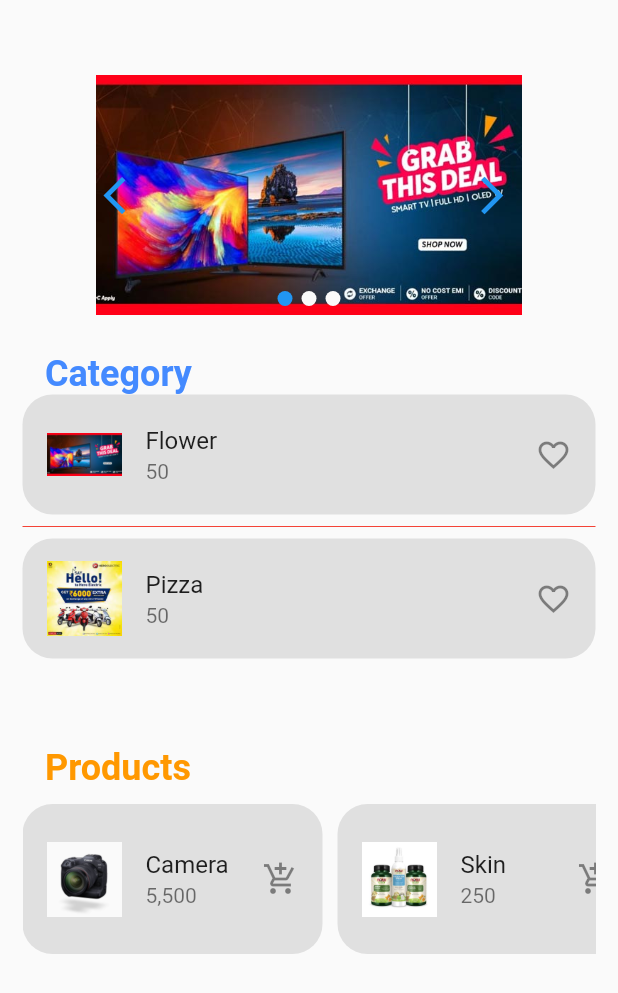
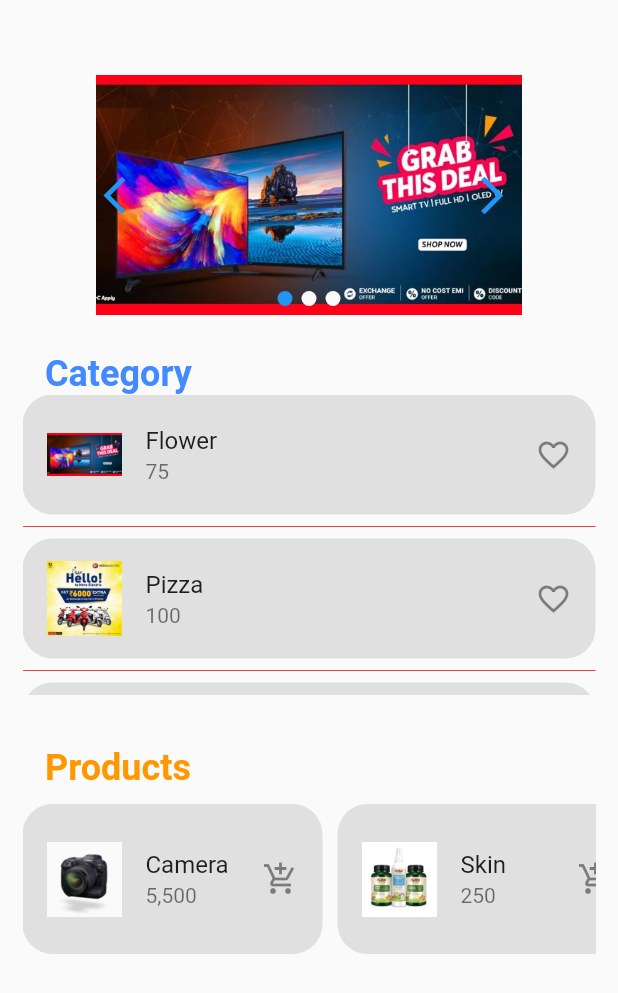
Before and after one commit to hagrasy/amit, a Flutter app: the screen it shows after launch, on a phone screen of 412 x 824 dp. Shown: the top 993 px of the screen. Run offline on Flutter 3.47's test engine with Material 2 defaults, Android fonts, the phone set to English and light mode, and no system bars; drawn by our look-alikes of card_swiper.

Commit message:
Category item add

```diff
--- a/lib/model/item_model.dart
+++ b/lib/model/item_model.dart
@@ -18,12 +18,18 @@ List<ItemProduct> dataItem = [
     pathPic: "assets/images/1.jpg",
     textItem: "Flower",
     iconItem: const Icon(Icons.favorite_border, color: Colors.green),
-    price: "50",
+    price: "75",
   ),
   ItemProduct(
     pathPic: "assets/images/3.jpeg",
     textItem: "Pizza",
     iconItem: const Icon(Icons.favorite_border, color: Colors.green),
-    price: "50",
+    price: "100",
+  ),
+  ItemProduct(
+    pathPic: "assets/images/2.png",
+    textItem: "Headset",
+    iconItem: const Icon(Icons.favorite_border, color: Colors.green),
+    price: "200",
   )
 ];
--- a/lib/screens/home.dart
+++ b/lib/screens/home.dart
@@ -103,6 +103,7 @@ class HomeScreen extends StatelessWidget {
                       height: 100,
                       width: 700,
                       child: ListView.separated(
+                        shrinkWrap: true,
                         scrollDirection: Axis.horizontal,
                         itemBuilder: (context, int index) {
                           return Products(
```
